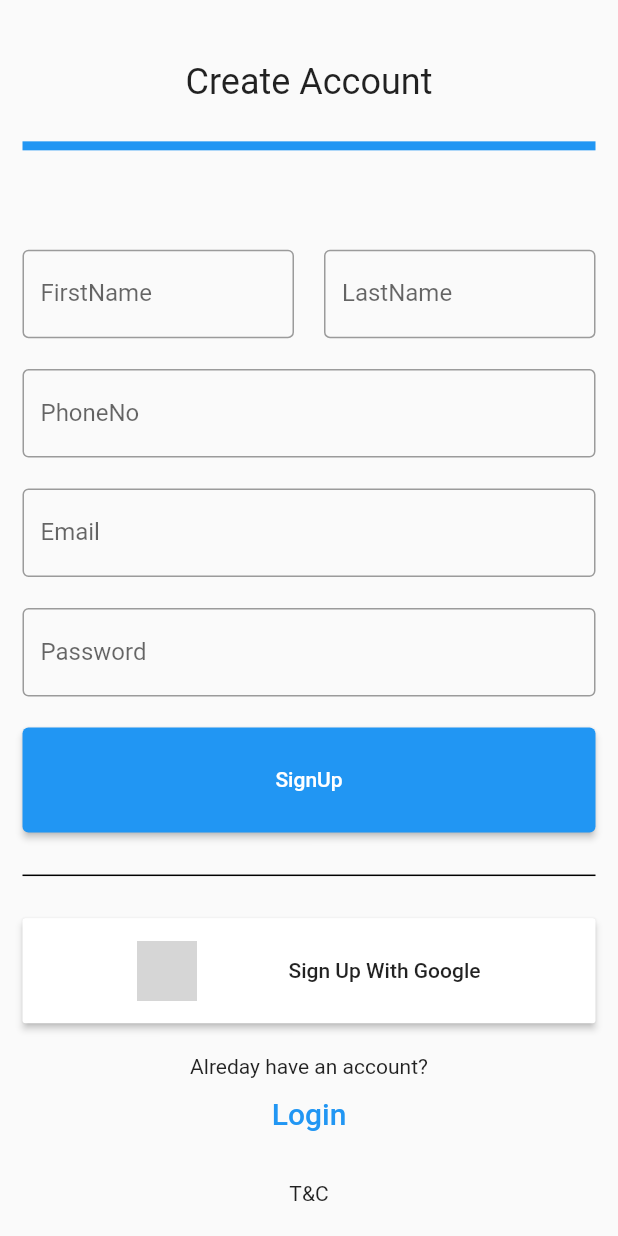
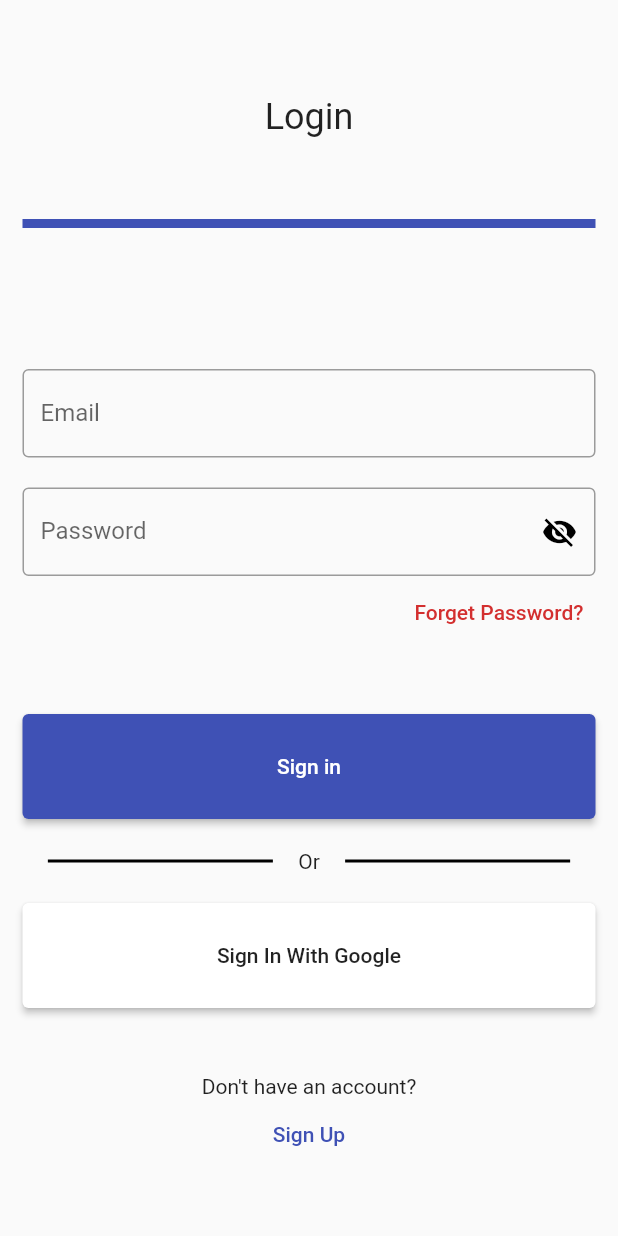
Before and after one commit to zipArk99/WeCareLogistics-flutter, a Flutter app: the screen it shows after launch, on a phone screen of 412 x 824 dp. Run offline on Flutter 3.47's test engine with Material 2 defaults, Android fonts, the phone set to English and light mode, and no system bars; grey boxes are pictures that could not be loaded.

Commit message:
zipArk99/loginpage and logic added

```diff
--- a/lib/main.dart
+++ b/lib/main.dart
@@ -1,4 +1,5 @@
 import 'package:flutter/material.dart';
+import 'package:wecare_logistics/screens/login_screen.dart';
 import 'package:wecare_logistics/screens/signup_screen.dart';
 
 void main() => runApp(MyApp());
@@ -8,11 +9,13 @@ class MyApp extends StatelessWidget {
   Widget build(BuildContext contx) {
     return MaterialApp(
       title: "WeCare",
-      theme: ThemeData(primarySwatch: Colors.blue, accentColor: Colors.amber),
-      home: SignUpScreen(),
+      theme: ThemeData(primarySwatch: Colors.indigo, accentColor: Colors.amber),
+      home: LoginPageScreen(),
       initialRoute: "/",
       routes: {
         myAppRoute: (contx) => MyApp(),
+        SignUpScreen.signUpScreenRoute: (contx) => SignUpScreen(),
+        LoginPageScreen.loginPageScreenRoute: (contx) => LoginPageScreen(),
       },
     );
   }
--- a/lib/screens/login_screen.dart
+++ b/lib/screens/login_screen.dart
@@ -0,0 +1,199 @@
+import 'package:flutter/material.dart';
+import 'package:wecare_logistics/screens/signup_screen.dart';
+
+class LoginPageScreen extends StatefulWidget {
+  static const String loginPageScreenRoute = "/LoginPageScreenRoute";
+  @override
+  State<StatefulWidget> createState() {
+    return LoginPageScreenState();
+  }
+}
+
+class LoginPageScreenState extends State<LoginPageScreen> {
+  String? _email;
+  String? _password;
+
+  bool _passwordVisibility = false;
+
+  var _loginForm = GlobalKey<FormState>();
+  var _passwordFocus = FocusNode();
+
+  void saveLogin() {
+    var loginFormValiadtion = _loginForm.currentState!.validate();
+    if (!loginFormValiadtion) {
+      return;
+    }
+    _loginForm.currentState!.save();
+  }
+
+  @override
+  Widget build(BuildContext contx) {
+    return Scaffold(
+      body: Padding(
+        padding: const EdgeInsets.symmetric(horizontal: 15),
+        child: Form(
+          key: _loginForm,
+          child: Column(
+            mainAxisAlignment: MainAxisAlignment.spaceEvenly,
+            children: [
+              Container(
+                padding: EdgeInsets.only(top: 20, bottom: 10),
+                alignment: Alignment.center,
+                child: Text(
+                  "Login",
+                  style: TextStyle(fontSize: 24),
+                ),
+              ),
+              Container(
+                margin: EdgeInsets.only(bottom: 50),
+                width: double.infinity,
+                height: 6,
+                color: Theme.of(contx).primaryColor,
+              ),
+              Column(
+                crossAxisAlignment: CrossAxisAlignment.end,
+                children: [
+                  TextFormField(
+                    decoration: InputDecoration(
+                      labelText: "Email",
+                      border: OutlineInputBorder(),
+                    ),
+                    textInputAction: TextInputAction.next,
+                    onSaved: (value) {
+                      _email = value;
+                    },
+                    onFieldSubmitted: (_) {
+                      Focus.of(contx).requestFocus(_passwordFocus);
+                    },
+                    validator: (value) {
+                      if (value!.isEmpty) {
+                        return "Empty Field!";
+                      }
+                      return null;
+                    },
+                  ),
+                  SizedBox(
+                    height: 20,
+                  ),
+                  TextFormField(
+                    focusNode: _passwordFocus,
+                    obscureText: !_passwordVisibility,
+                    autocorrect: false,
+                    decoration: InputDecoration(
+                      suffixIcon: IconButton(
+                        icon: _passwordVisibility
+                            ? Icon(
+                                Icons.visibility,
+                                color: Colors.black,
+                              )
+                            : Icon(
+                                Icons.visibility_off,
+                                color: Colors.black,
+                              ),
+                        onPressed: () {
+                          setState(() {
+                            _passwordVisibility = !_passwordVisibility;
+                          });
+                        },
+                      ),
+                      labelText: "Password",
+                      border: OutlineInputBorder(),
+                    ),
+                    textInputAction: TextInputAction.done,
+                    keyboardType: TextInputType.emailAddress,
+                    onSaved: (value) {
+                      _password = value;
+                    },
+                    validator: (value) {
+                      if (value!.isEmpty) {
+                        return "Empty Field!";
+                      }
+                      return null;
+                    },
+                  ),
+                  TextButton(
+                    onPressed: () {},
+                    child: Text(
+                      "Forget Password?",
+                      style: TextStyle(
+                        color: Theme.of(contx).errorColor,
+                      ),
+                    ),
+                  )
+                ],
+              ),
+              Column(
+                children: [
+                  Container(
+                    height: 70,
+                    width: double.infinity,
+                    child: ElevatedButton(
+                      onPressed: () {
+                        saveLogin();
+                        FocusScope.of(contx).unfocus();
+                      },
+                      child: Text("Sign in"),
+                    ),
+                  ),
+                  SizedBox(
+                    height: 20,
+                  ),
+                  Row(
+                    mainAxisAlignment: MainAxisAlignment.spaceEvenly,
+                    children: [
+                      Container(
+                        color: Colors.black,
+                        width: 150,
+                        height: 2,
+                        margin: EdgeInsets.only(left: 10.0, right: 10.0),
+                        child: Divider(),
+                      ),
+                      Text("Or"),
+                      Container(
+                          color: Colors.black,
+                          width: 150,
+                          height: 2,
+                          margin: EdgeInsets.only(left: 10.0, right: 10.0),
+                          child: Divider()),
+                    ],
+                  ),
+                  SizedBox(
+                    height: 20,
+                  ),
+                  Container(
+                    height: 70,
+                    width: double.infinity,
+                    child: ElevatedButton(
+                      style: ElevatedButton.styleFrom(
+                        primary: Colors.white,
+                      ),
+                      onPressed: () {},
+                      child: Text(
+                        "Sign In With Google",
+                        style: TextStyle(
+                          color: Colors.black87,
+                        ),
+                      ),
+                    ),
+                  ),
+                ],
+              ),
+              Column(
+                children: [
+                  Text("Don't have an account?"),
+                  TextButton(
+                    onPressed: () {
+                      Navigator.of(contx)
+                          .pushReplacementNamed(SignUpScreen.signUpScreenRoute);
+                    },
+                    child: Text("Sign Up"),
+                  ),
+                ],
+              ),
+            ],
+          ),
+        ),
+      ),
+    );
+  }
+}
--- a/pubspec.yaml
+++ b/pubspec.yaml
@@ -45,8 +45,6 @@ flutter:
   uses-material-design: true
 
   # To add assets to your application, add an assets section, like this:
-assets:
-  - lib/assets/images/
 
   # An image asset can refer to one or more resolution-specific "variants", see
   # https://flutter.dev/assets-and-images/#resolution-aware.
@@ -74,5 +72,8 @@ fonts:
        - asset: fonts/TrajanPro_Bold.ttf
          weight: 700
 
+assets:
+  - lib/assets/images/googleLogo.png
+
   # For details regarding fonts from package dependencies,
   # see https://flutter.dev/custom-fonts/#from-packages
```
Also changed, not shown: lib/screens/signup_screen.dart (+25 -6 lines), lib/assets/images/googleLogo.png (renamed from lib/assets/images/google.png).
